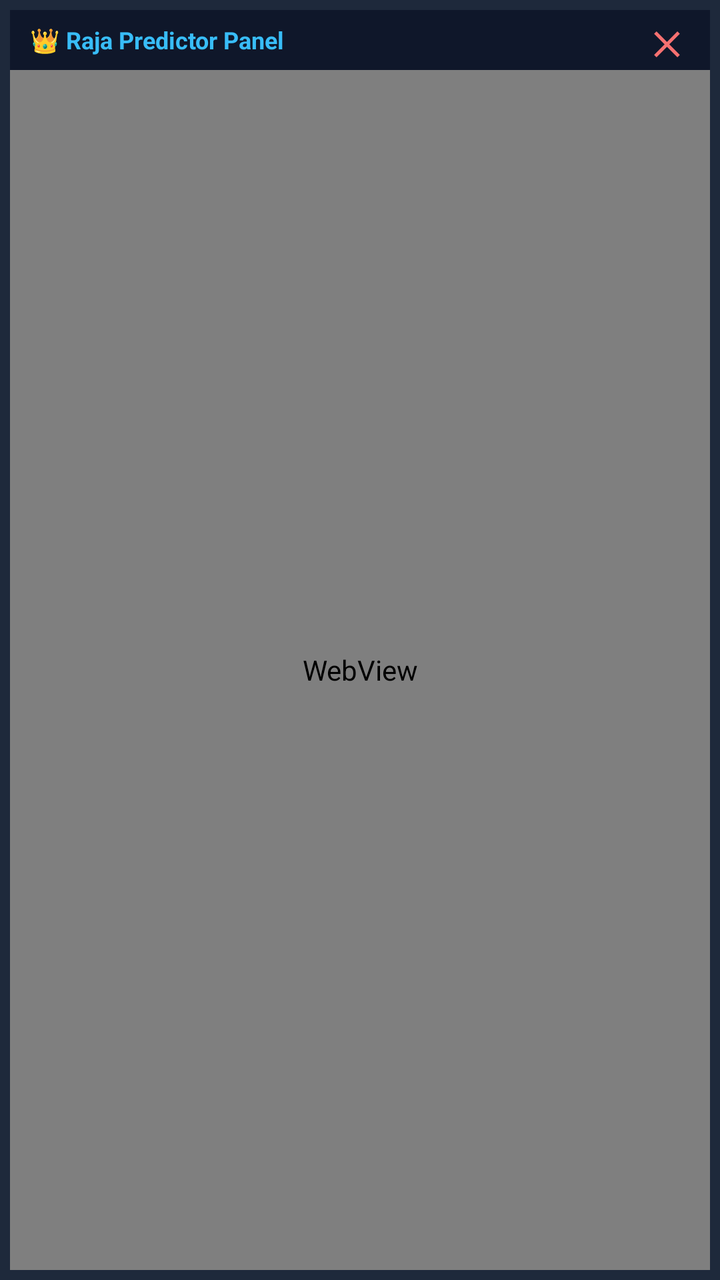
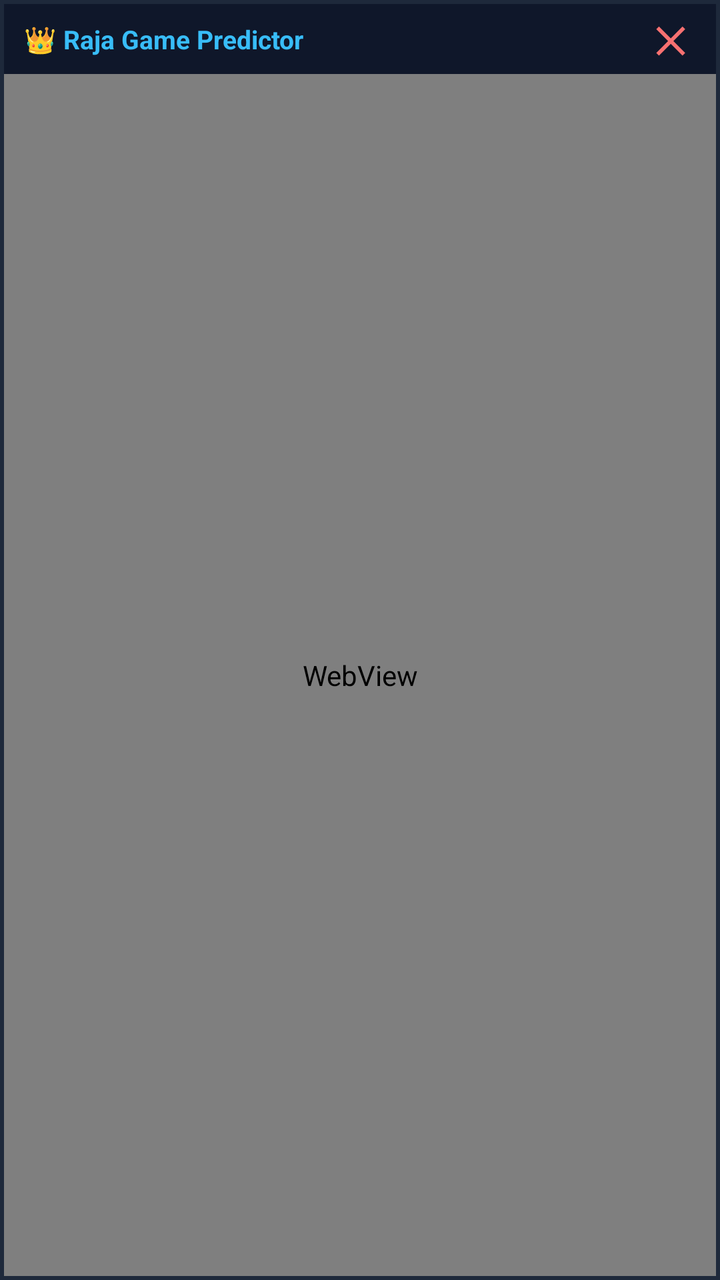

Two renders of the same Android screen: before a commit and after it. Below are the layout's source before the change and the commit's diff.
<!-- AndroidManifest.xml: application theme Theme.AppCompat.Light.DarkActionBar -->
<!-- res/layout/floating_layout.xml -->
<?xml version="1.0" encoding="utf-8"?>
<LinearLayout xmlns:android="http://schemas.android.com/apk/res/android"
    android:layout_width="280dp"
    android:layout_height="350dp"
    android:orientation="vertical"
    android:background="#1e293b"
    android:elevation="10dp"
    android:padding="5dp"
    android:layout_margin="5dp">

    <RelativeLayout
        android:layout_width="match_parent"
        android:layout_height="30dp"
        android:background="#0f172a"
        android:paddingHorizontal="10dp">

        <TextView
            android:layout_width="wrap_content"
            android:layout_height="wrap_content"
            android:text="👑 Raja Predictor Panel"
            android:textColor="#38bdf8"
            android:textSize="12sp"
            android:textStyle="bold"
            android:layout_centerVertical="true"/>

        <TextView
            android:id="@+id/closeBtn"
            android:layout_width="wrap_content"
            android:layout_height="wrap_content"
            android:text="✕"
            android:textColor="#f87171"
            android:textSize="16sp"
            android:textStyle="bold"
            android:layout_alignParentEnd="true"
            android:layout_centerVertical="true"
            android:padding="5dp"/>
    </RelativeLayout>

    <WebView
        android:id="@+id/floatingWebView"
        android:layout_width="match_parent"
        android:layout_height="match_parent"/>

</LinearLayout>
<!-- resources referenced by this layout -->
<resources>

</resources>

<!-- the commit's change to res/layout/floating_layout.xml (unified diff, before → after) -->
@@ -1,25 +1,24 @@
 <?xml version="1.0" encoding="utf-8"?>
 <LinearLayout xmlns:android="http://schemas.android.com/apk/res/android"
-    android:layout_width="280dp"
-    android:layout_height="350dp"
+    android:layout_width="300dp"
+    android:layout_height="380dp"
     android:orientation="vertical"
     android:background="#1e293b"
-    android:elevation="10dp"
-    android:padding="5dp"
-    android:layout_margin="5dp">
+    android:elevation="12dp"
+    android:padding="2dp">
 
     <RelativeLayout
         android:layout_width="match_parent"
-        android:layout_height="30dp"
+        android:layout_height="35dp"
         android:background="#0f172a"
         android:paddingHorizontal="10dp">
 
         <TextView
             android:layout_width="wrap_content"
             android:layout_height="wrap_content"
-            android:text="👑 Raja Predictor Panel"
+            android:text="👑 Raja Game Predictor"
             android:textColor="#38bdf8"
-            android:textSize="12sp"
+            android:textSize="13sp"
             android:textStyle="bold"
             android:layout_centerVertical="true"/>
 
@@ -29,7 +28,7 @@
             android:layout_height="wrap_content"
             android:text="✕"
             android:textColor="#f87171"
-            android:textSize="16sp"
+            android:textSize="18sp"
             android:textStyle="bold"
             android:layout_alignParentEnd="true"
             android:layout_centerVertical="true"
@@ -39,6 +38,7 @@
     <WebView
         android:id="@+id/floatingWebView"
         android:layout_width="match_parent"
-        android:layout_height="match_parent"/>
+        android:layout_height="match_parent"
+        android:background="#0b0f19"/>
 
 </LinearLayout>
